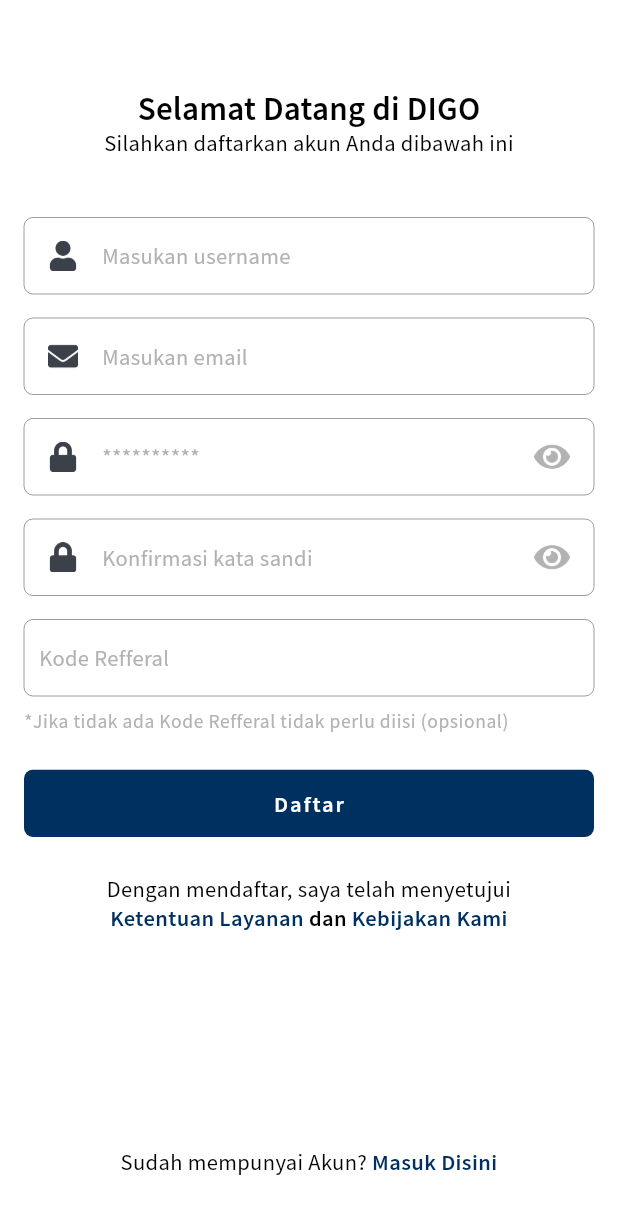
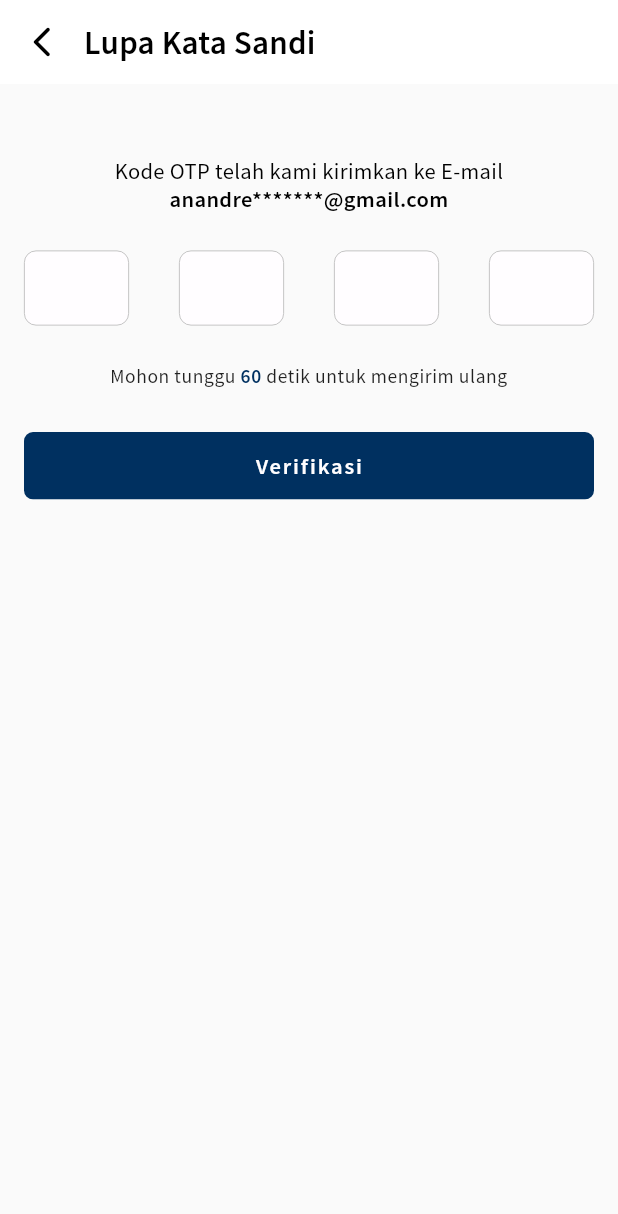
Before and after one commit to erlandmotor/Agent_Mobile_App, a Flutter app: the RegisterPage screen opened directly, after a tap on "Daftar", on a phone screen of 412 x 824 dp. Shown: the top 1214 px of the screen. Run offline on Flutter 3.47's test engine with Material 2 defaults, Android fonts, the phone set to English and light mode, and no system bars.

Commit message:
slicing fiture verification code (DONE)

```diff
--- a/lib/pages/auth_page/register_page.dart
+++ b/lib/pages/auth_page/register_page.dart
@@ -3,6 +3,7 @@
 import 'package:agent_mobile_app/helper/themes_colors.dart';
 import 'package:agent_mobile_app/helper/themse_fonts.dart';
 import 'package:agent_mobile_app/pages/auth_page/login_page.dart';
+import 'package:agent_mobile_app/pages/auth_page/verification_code_page.dart';
 import 'package:agent_mobile_app/pages/auth_page/widgets/widget_form_input.dart';
 import 'package:agent_mobile_app/pages/auth_page/widgets/widget_headers.dart';
 import 'package:agent_mobile_app/widget_reusable/widget_button.dart';
@@ -139,7 +140,10 @@
               height: 25,
             ),
             ButtonCustom.buttonPrimary(
-              onTap: () {},
+              onTap: () {
+                RouteWidget.push(
+                    context: context, page: const VerificationCodePage());
+              },
               colorBtn: ColorApp.primaryA3,
               text: 'Daftar',
             ),
--- /dev/null
+++ b/lib/pages/auth_page/verification_code_page.dart
@@ -0,0 +1,139 @@
+import 'package:agent_mobile_app/helper/margin_layout.dart';
+import 'package:agent_mobile_app/helper/routes.dart';
+import 'package:agent_mobile_app/helper/themes_colors.dart';
+import 'package:agent_mobile_app/helper/themse_fonts.dart';
+import 'package:agent_mobile_app/pages/auth_page/login_page.dart';
+import 'package:agent_mobile_app/widget_reusable/succes_confirm_page.dart';
+import 'package:agent_mobile_app/widget_reusable/widget_appbar_default.dart';
+import 'package:agent_mobile_app/widget_reusable/widget_button.dart';
+import 'package:flutter/gestures.dart';
+import 'package:flutter/material.dart';
+
+class VerificationCodePage extends StatelessWidget {
+  const VerificationCodePage({Key? key}) : super(key: key);
+
+  @override
+  Widget build(BuildContext context) {
+    return Scaffold(
+      appBar: CustomAppBar.appBarDefault(
+        context,
+        backgroundColor: Colors.white,
+        colorComponen: ColorApp.secondary00,
+        title: 'Lupa Kata Sandi',
+      ),
+      body: ListView(
+        padding: Marginlayout.marginhorizontal,
+        children: [
+          const SizedBox(
+            height: 48,
+          ),
+          Text(
+            'Kode OTP telah kami kirimkan ke E-mail ',
+            style: FontStyle.body2,
+            textAlign: TextAlign.center,
+          ),
+          Text(
+            'anandre*******@gmail.com',
+            textAlign: TextAlign.center,
+            style: FontStyle.body2.copyWith(fontWeight: FontWeight.w600),
+          ),
+          const SizedBox(
+            height: 25,
+          ),
+          // NOTE: Content Column length : 4 pins
+          Row(
+            mainAxisAlignment: MainAxisAlignment.spaceBetween,
+            children: List.generate(
+              4,
+              (index) => Padding(
+                padding: index == 3
+                    ? EdgeInsets.zero
+                    : const EdgeInsets.only(right: 16),
+                child: Container(
+                  height: 50,
+                  width: 70,
+                  decoration: BoxDecoration(
+                      color: ColorApp.secondaryFF,
+                      borderRadius: BorderRadius.circular(
+                        8,
+                      ),
+                      border:
+                          Border.all(color: ColorApp.secondaryB2, width: 0.5)),
+                ),
+              ),
+              // Padding(
+              //   padding: index == 3
+              //       ? EdgeInsets.zero
+              //       : const EdgeInsets.only(right: 16),
+              //   child: Expanded(
+              //     child: Container(
+              //       height: 50,
+              //       width: 70,
+              //       decoration: BoxDecoration(
+              //           color: ColorApp.secondaryFF,
+              //           borderRadius: BorderRadius.circular(
+              //             8,
+              //           ),
+              //           border: Border.all(
+              //               color: ColorApp.secondaryB2, width: 0.5)),
+              //     ),
+              //   ),
+              // ),
+            ),
+          ),
+          const SizedBox(
+            height: 25,
+          ),
+          Text.rich(
+            //TODO: condition widget to verification
+            TextSpan(
+                text: 'Mohon tunggu ',
+                // 'Anda tidak menerima kode? ',
+                style: FontStyle.caption,
+                children: [
+                  TextSpan(
+                    text: '60',
+                    //  'Kirim Ulang',
+                    style: FontStyle.caption.copyWith(
+                      fontWeight: FontWeight.w700,
+                      color: ColorApp.primaryA3,
+                    ),
+                    recognizer: TapGestureRecognizer()
+                      ..onTap = () => print('object'),
+                  ),
+                  TextSpan(
+                    text: ' detik untuk mengirim ulang',
+                    style: FontStyle.caption,
+                  )
+                ]),
+            textAlign: TextAlign.center,
+          ),
+          const SizedBox(
+            height: 30,
+          ),
+          ButtonCustom.buttonPrimary(
+            onTap: () => RouteWidget.push(
+              context: context,
+              page: ConfirmSuccesPage(
+                image: 'assets/ilustration/success.png',
+                title: 'Hore.. Berhasil!',
+                description:
+                    'Verifikasi akun Anda berhasil nih....Selamat ya! SOMI (SObat MItra) kamu sudaha berhasil menjadi SOMI kami',
+                buttonAction: ButtonCustom.buttonPrimary(
+                  onTap: () {
+                    RouteWidget.pushAndRemoveUntil(
+                        context: context, page: LoginPage());
+                  },
+                  colorBtn: ColorApp.primaryA3,
+                  text: 'kembali Ke Login',
+                ),
+              ),
+            ),
+            colorBtn: ColorApp.primaryA3,
+            text: 'Verifikasi',
+          )
+        ],
+      ),
+    );
+  }
+}
--- a/lib/widget_reusable/succes_confirm_page.dart
+++ b/lib/widget_reusable/succes_confirm_page.dart
@@ -1,3 +1,4 @@
+import 'package:agent_mobile_app/helper/margin_layout.dart';
 import 'package:agent_mobile_app/helper/themes_colors.dart';
 import 'package:agent_mobile_app/helper/themse_fonts.dart';
 import 'package:flutter/material.dart';
@@ -17,7 +18,9 @@
   Widget build(BuildContext context) {
     return Scaffold(
       backgroundColor: Colors.white,
-      body: Column(
+      body: Padding(
+        padding: Marginlayout.marginhorizontal,
+        child: Column(
           mainAxisAlignment: MainAxisAlignment.center,
           crossAxisAlignment: CrossAxisAlignment.stretch,
           children: [
@@ -47,6 +50,7 @@
             buttonAction
           ],
         ),
+      ),
     );
   }
 }
```
Lines whose indentation alone changed are shown as unchanged.
